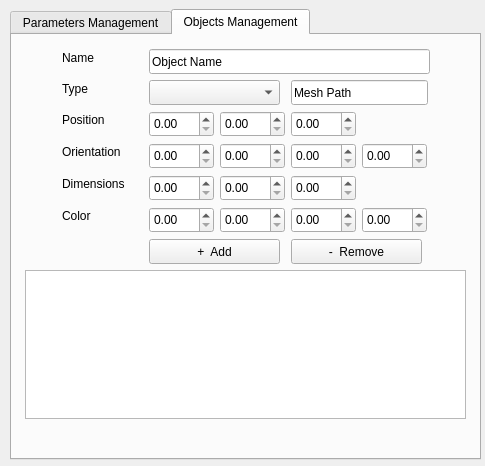
This is resource/curobo_rviz_panel.ui in Lab-CORO/curobo_rviz as Qt 5 draws it before an edit. The edited form follows.
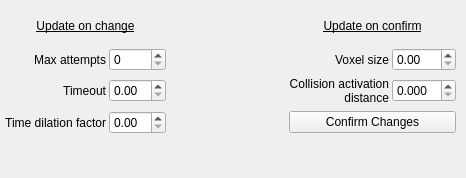
This is the edited form. The open tabs and pages were chosen to show the change.

Commit message: fix object ui not showing up + add validation for empty strings + add base logic for adding items to list

What changed in the file:
```diff
--- a/resource/curobo_rviz_panel.ui
+++ b/resource/curobo_rviz_panel.ui
@@ -6,29 +6,13 @@
    <rect>
     <x>0</x>
     <y>0</y>
-    <width>485</width>
-    <height>466</height>
+    <width>466</width>
+    <height>178</height>
    </rect>
   </property>
   <property name="windowTitle">
    <string>Form</string>
   </property>
-  <widget class="QTabWidget" name="tabWidget">
-   <property name="geometry">
-    <rect>
-     <x>10</x>
-     <y>9</y>
-     <width>471</width>
-     <height>451</height>
-    </rect>
-   </property>
-   <property name="currentIndex">
-    <number>0</number>
-   </property>
-   <widget class="QWidget" name="tab_parameters">
-    <attribute name="title">
-     <string>Parameters Management</string>
-    </attribute>
     <widget class="QWidget" name="gridLayoutWidget">
      <property name="geometry">
       <rect>
@@ -259,7 +243,6 @@
          </font>
         </property>
         <property name="text">
-         <string/>
         </property>
         <property name="wordWrap">
          <bool>true</bool>
@@ -267,331 +250,6 @@
        </widget>
       </item>
      </layout>
-    </widget>
-   </widget>
-   <widget class="QWidget" name="tab_objects">
-    <attribute name="title">
-     <string>Objects Management</string>
-    </attribute>
-    <widget class="QDoubleSpinBox" name="doubleSpinBoxPositionY">
-     <property name="geometry">
-      <rect>
-       <x>208</x>
-       <y>76</y>
-       <width>65</width>
-       <height>26</height>
-      </rect>
-     </property>
-    </widget>
-    <widget class="QDoubleSpinBox" name="doubleSpinBoxColorB">
-     <property name="geometry">
-      <rect>
-       <x>279</x>
-       <y>172</y>
-       <width>65</width>
-       <height>26</height>
-      </rect>
-     </property>
-     <property name="maximum">
-      <double>500.000000000000000</double>
-     </property>
-    </widget>
-    <widget class="QLabel" name="labelColor">
-     <property name="geometry">
-      <rect>
-       <x>50</x>
-       <y>172</y>
-       <width>37</width>
-       <height>17</height>
-      </rect>
-     </property>
-     <property name="text">
-      <string>Color</string>
-     </property>
-    </widget>
-    <widget class="QDoubleSpinBox" name="doubleSpinBoxDimensionX">
-     <property name="geometry">
-      <rect>
-       <x>137</x>
-       <y>140</y>
-       <width>65</width>
-       <height>26</height>
-      </rect>
-     </property>
-    </widget>
-    <widget class="QDoubleSpinBox" name="doubleSpinBoxOrientationX">
-     <property name="geometry">
-      <rect>
-       <x>137</x>
-       <y>108</y>
-       <width>65</width>
-       <height>26</height>
-      </rect>
-     </property>
-    </widget>
-    <widget class="QDoubleSpinBox" name="doubleSpinBoxOrientationY">
-     <property name="geometry">
-      <rect>
-       <x>208</x>
-       <y>108</y>
-       <width>65</width>
-       <height>26</height>
-      </rect>
-     </property>
-    </widget>
-    <widget class="QLabel" name="labelType">
-     <property name="geometry">
-      <rect>
-       <x>50</x>
-       <y>45</y>
-       <width>33</width>
-       <height>17</height>
-      </rect>
-     </property>
-     <property name="text">
-      <string>Type</string>
-     </property>
-    </widget>
-    <widget class="QDoubleSpinBox" name="doubleSpinBoxPositionZ">
-     <property name="geometry">
-      <rect>
-       <x>279</x>
-       <y>76</y>
-       <width>65</width>
-       <height>26</height>
-      </rect>
-     </property>
-    </widget>
-    <widget class="QListWidget" name="listWidgetObjects">
-     <property name="geometry">
-      <rect>
-       <x>13</x>
-       <y>235</y>
-       <width>441</width>
-       <height>149</height>
-      </rect>
-     </property>
-    </widget>
-    <widget class="QLabel" name="labelPosition">
-     <property name="geometry">
-      <rect>
-       <x>50</x>
-       <y>76</y>
-       <width>56</width>
-       <height>17</height>
-      </rect>
-     </property>
-     <property name="text">
-      <string>Position</string>
-     </property>
-    </widget>
-    <widget class="QComboBox" name="comboBoxObjects">
-     <property name="geometry">
-      <rect>
-       <x>137</x>
-       <y>45</y>
-       <width>131</width>
-       <height>25</height>
-      </rect>
-     </property>
-    </widget>
-    <widget class="QDoubleSpinBox" name="doubleSpinBoxPositionX">
-     <property name="geometry">
-      <rect>
-       <x>137</x>
-       <y>76</y>
-       <width>65</width>
-       <height>26</height>
-      </rect>
-     </property>
-    </widget>
-    <widget class="QDoubleSpinBox" name="doubleSpinBoxColorA">
-     <property name="geometry">
-      <rect>
-       <x>350</x>
-       <y>172</y>
-       <width>65</width>
-       <height>26</height>
-      </rect>
-     </property>
-     <property name="maximum">
-      <double>500.000000000000000</double>
-     </property>
-    </widget>
-    <widget class="QDoubleSpinBox" name="doubleSpinBoxDimensionY">
-     <property name="geometry">
-      <rect>
-       <x>208</x>
-       <y>140</y>
-       <width>65</width>
-       <height>26</height>
-      </rect>
-     </property>
-    </widget>
-    <widget class="QDoubleSpinBox" name="doubleSpinBoxOrientationZ">
-     <property name="geometry">
-      <rect>
-       <x>279</x>
-       <y>108</y>
-       <width>65</width>
-       <height>26</height>
-      </rect>
-     </property>
-    </widget>
-    <widget class="QLabel" name="labelOrientation">
-     <property name="geometry">
-      <rect>
-       <x>50</x>
-       <y>108</y>
-       <width>80</width>
-       <height>17</height>
-      </rect>
-     </property>
-     <property name="text">
-      <string>Orientation</string>
-     </property>
-    </widget>
-    <widget class="QDoubleSpinBox" name="doubleSpinBoxDimensionZ">
-     <property name="geometry">
-      <rect>
-       <x>279</x>
-       <y>140</y>
-       <width>65</width>
-       <height>26</height>
-      </rect>
-     </property>
-    </widget>
-    <widget class="QLineEdit" name="lineEditName">
-     <property name="geometry">
-      <rect>
-       <x>137</x>
-       <y>14</y>
-       <width>281</width>
-       <height>25</height>
-      </rect>
-     </property>
-     <property name="text">
-      <string>Object Name</string>
-     </property>
-    </widget>
-    <widget class="QDoubleSpinBox" name="doubleSpinBoxColorG">
-     <property name="geometry">
-      <rect>
-       <x>208</x>
-       <y>172</y>
-       <width>65</width>
-       <height>26</height>
-      </rect>
-     </property>
-     <property name="maximum">
-      <double>500.000000000000000</double>
-     </property>
-    </widget>
-    <widget class="QDoubleSpinBox" name="doubleSpinBoxColorR">
-     <property name="geometry">
-      <rect>
-       <x>137</x>
-       <y>172</y>
-       <width>65</width>
-       <height>26</height>
-      </rect>
-     </property>
-     <property name="maximum">
-      <double>500.000000000000000</double>
-     </property>
-    </widget>
-    <widget class="QPushButton" name="pushButtonRemove">
-     <property name="geometry">
-      <rect>
-       <x>279</x>
-       <y>204</y>
-       <width>131</width>
-       <height>25</height>
-      </rect>
-     </property>
-     <property name="text">
-      <string>-  Remove</string>
-     </property>
-    </widget>
-    <widget class="QPushButton" name="pushButtonAdd">
-     <property name="geometry">
-      <rect>
-       <x>137</x>
-       <y>204</y>
-       <width>131</width>
-       <height>25</height>
-      </rect>
-     </property>
-     <property name="text">
-      <string>+  Add</string>
-     </property>
-    </widget>
-    <widget class="QLineEdit" name="lineEditMeshPath">
-     <property name="geometry">
-      <rect>
-       <x>279</x>
-       <y>45</y>
-       <width>137</width>
-       <height>25</height>
-      </rect>
-     </property>
-     <property name="text">
-      <string>Mesh Path</string>
-     </property>
-     <property name="readOnly">
-      <bool>false</bool>
-     </property>
-    </widget>
-    <widget class="QDoubleSpinBox" name="doubleSpinBoxOrientationW">
-     <property name="geometry">
-      <rect>
-       <x>350</x>
-       <y>108</y>
-       <width>65</width>
-       <height>26</height>
-      </rect>
-     </property>
-    </widget>
-    <widget class="QLabel" name="labelName">
-     <property name="geometry">
-      <rect>
-       <x>50</x>
-       <y>14</y>
-       <width>41</width>
-       <height>17</height>
-      </rect>
-     </property>
-     <property name="text">
-      <string>Name</string>
-     </property>
-    </widget>
-    <widget class="QLabel" name="labelDimensions">
-     <property name="geometry">
-      <rect>
-       <x>50</x>
-       <y>140</y>
-       <width>79</width>
-       <height>17</height>
-      </rect>
-     </property>
-     <property name="text">
-      <string>Dimensions</string>
-     </property>
-    </widget>
-    <widget class="QLabel" name="labelObjectManagementMessages">
-     <property name="geometry">
-      <rect>
-       <x>20</x>
-       <y>390</y>
-       <width>431</width>
-       <height>20</height>
-      </rect>
-     </property>
-     <property name="text">
-      <string/>
-     </property>
-    </widget>
-   </widget>
   </widget>
  </widget>
  <resources/>
```
Left out of the diff: 4 changed lines with no effect on the pictures. Lines whose indentation alone changed are shown as unchanged. The commit also changes 5 other files.
